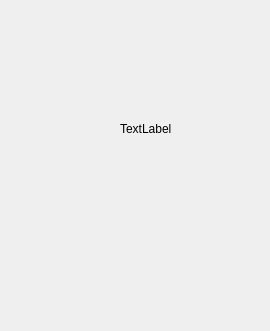
Old version of the form GUI/thresholdqwidget.ui in the repository JianchengZh/learning-image-processing.
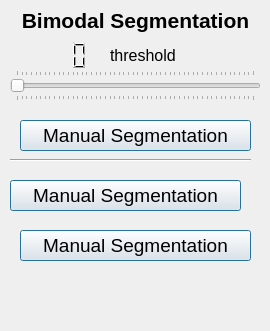
New version of the form.

What changed in the file:
```diff
--- a/GUI/thresholdqwidget.ui
+++ b/GUI/thresholdqwidget.ui
@@ -13,17 +13,180 @@
   <property name="windowTitle">
    <string>Form</string>
   </property>
-  <widget class="QLabel" name="label">
+  <widget class="QLCDNumber" name="lcdNumber">
    <property name="geometry">
     <rect>
-     <x>120</x>
+     <x>20</x>
+     <y>40</y>
+     <width>91</width>
+     <height>31</height>
+    </rect>
+   </property>
+   <property name="frameShape">
+    <enum>QFrame::NoFrame</enum>
+   </property>
+   <property name="lineWidth">
+    <number>3</number>
+   </property>
+   <property name="smallDecimalPoint">
+    <bool>false</bool>
+   </property>
+   <property name="numDigits">
+    <number>3</number>
+   </property>
+  </widget>
+  <widget class="QSlider" name="verticalSlider">
+   <property name="geometry">
+    <rect>
+     <x>10</x>
+     <y>70</y>
+     <width>251</width>
+     <height>31</height>
+    </rect>
+   </property>
+   <property name="focusPolicy">
+    <enum>Qt::StrongFocus</enum>
+   </property>
+   <property name="maximum">
+    <number>255</number>
+   </property>
+   <property name="orientation">
+    <enum>Qt::Horizontal</enum>
+   </property>
+   <property name="invertedAppearance">
+    <bool>false</bool>
+   </property>
+   <property name="invertedControls">
+    <bool>false</bool>
+   </property>
+   <property name="tickPosition">
+    <enum>QSlider::TicksBothSides</enum>
+   </property>
+   <property name="tickInterval">
+    <number>5</number>
+   </property>
+  </widget>
+  <widget class="QPushButton" name="pushButton">
+   <property name="geometry">
+    <rect>
+     <x>20</x>
      <y>120</y>
-     <width>67</width>
-     <height>17</height>
+     <width>231</width>
+     <height>31</height>
     </rect>
    </property>
+   <property name="font">
+    <font>
+     <pointsize>14</pointsize>
+    </font>
+   </property>
    <property name="text">
-    <string>TextLabel</string>
+    <string>Manual Segmentation</string>
+   </property>
+   <property name="default">
+    <bool>true</bool>
+   </property>
+  </widget>
+  <widget class="QLabel" name="label_2">
+   <property name="geometry">
+    <rect>
+     <x>110</x>
+     <y>40</y>
+     <width>71</width>
+     <height>31</height>
+    </rect>
+   </property>
+   <property name="font">
+    <font>
+     <pointsize>12</pointsize>
+    </font>
+   </property>
+   <property name="frameShape">
+    <enum>QFrame::NoFrame</enum>
+   </property>
+   <property name="frameShadow">
+    <enum>QFrame::Plain</enum>
+   </property>
+   <property name="text">
+    <string>threshold</string>
+   </property>
+  </widget>
+  <widget class="QLabel" name="label">
+   <property name="geometry">
+    <rect>
+     <x>0</x>
+     <y>0</y>
+     <width>271</width>
+     <height>41</height>
+    </rect>
+   </property>
+   <property name="font">
+    <font>
+     <pointsize>16</pointsize>
+     <weight>75</weight>
+     <bold>true</bold>
+    </font>
+   </property>
+   <property name="text">
+    <string>Bimodal Segmentation</string>
+   </property>
+   <property name="alignment">
+    <set>Qt::AlignCenter</set>
+   </property>
+  </widget>
+  <widget class="QPushButton" name="pushButton_2">
+   <property name="geometry">
+    <rect>
+     <x>10</x>
+     <y>180</y>
+     <width>231</width>
+     <height>31</height>
+    </rect>
+   </property>
+   <property name="font">
+    <font>
+     <pointsize>14</pointsize>
+    </font>
+   </property>
+   <property name="text">
+    <string>Manual Segmentation</string>
+   </property>
+   <property name="default">
+    <bool>true</bool>
+   </property>
+  </widget>
+  <widget class="QPushButton" name="pushButton_3">
+   <property name="geometry">
+    <rect>
+     <x>20</x>
+     <y>230</y>
+     <width>231</width>
+     <height>31</height>
+    </rect>
+   </property>
+   <property name="font">
+    <font>
+     <pointsize>14</pointsize>
+    </font>
+   </property>
+   <property name="text">
+    <string>Manual Segmentation</string>
+   </property>
+   <property name="default">
+    <bool>true</bool>
+   </property>
+  </widget>
+  <widget class="Line" name="line">
+   <property name="geometry">
+    <rect>
+     <x>10</x>
+     <y>150</y>
+     <width>241</width>
+     <height>20</height>
+    </rect>
+   </property>
+   <property name="orientation">
+    <enum>Qt::Horizontal</enum>
    </property>
   </widget>
  </widget>
```
Left out of the diff: 35 changed lines with no effect on the pictures.
